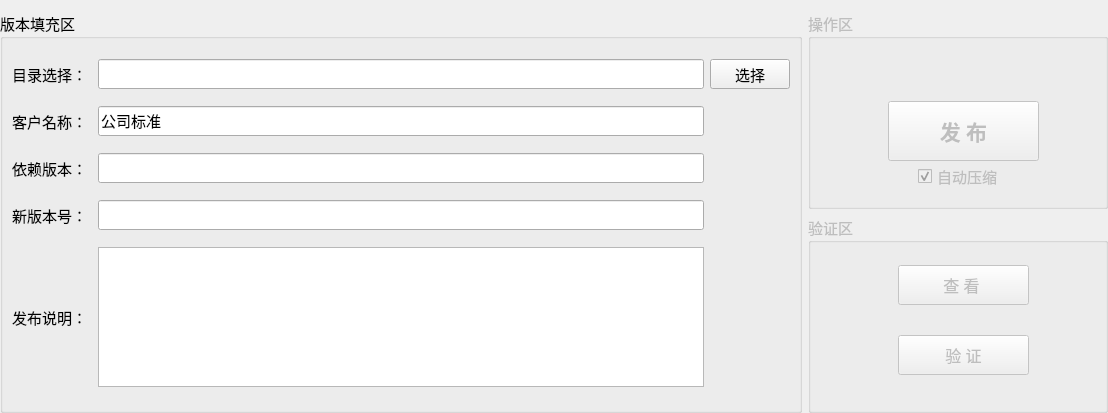
Qt form app_pack/home/home_workwid.ui (ChinaClever/MPro-Tools) before a commit.
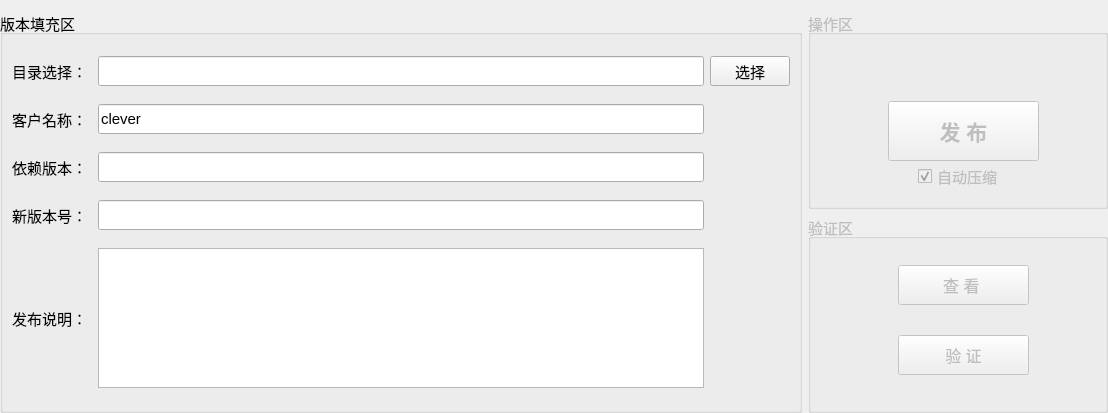
The same form after that commit.

Diff of the .ui file:
```diff
--- a/app_pack/home/home_workwid.ui
+++ b/app_pack/home/home_workwid.ui
@@ -12,7 +12,6 @@
   </property>
   <property name="font">
    <font>
-    <family>微软雅黑</family>
     <pointsize>11</pointsize>
    </font>
   </property>
@@ -70,7 +69,6 @@
         </property>
         <property name="font">
          <font>
-          <family>宋体</family>
           <pointsize>10</pointsize>
          </font>
         </property>
@@ -129,7 +127,7 @@
          </size>
         </property>
         <property name="text">
-         <string>公司标准</string>
+         <string>clever</string>
         </property>
        </widget>
       </item>
@@ -278,9 +276,7 @@
       </property>
       <property name="font">
        <font>
-        <family>微软雅黑</family>
         <pointsize>16</pointsize>
-        <weight>75</weight>
         <bold>true</bold>
        </font>
       </property>
@@ -337,7 +333,6 @@
       </property>
       <property name="font">
        <font>
-        <family>微软雅黑</family>
         <pointsize>12</pointsize>
        </font>
       </property>
@@ -356,7 +351,6 @@
       </property>
       <property name="font">
        <font>
-        <family>微软雅黑</family>
         <pointsize>12</pointsize>
        </font>
       </property>
```
